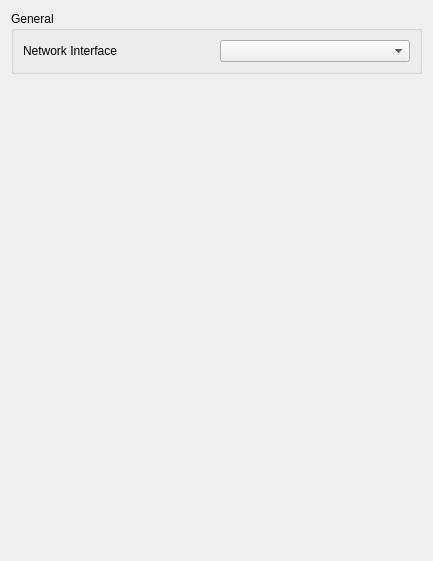
This is src/citron/configuration/configure_network.ui in citron-neo/emulator as Qt 5 draws it before an edit. The edited form follows.
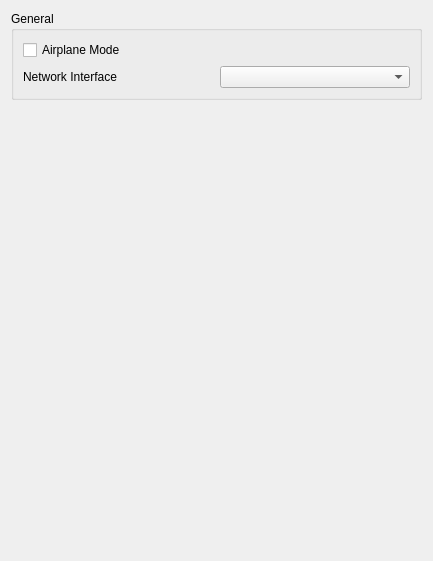
This is the edited form.

Commit message:
fix: Multiplayer network fixes and airplane mode
- Auto-select network interface for direct connect/host room
- Always recreate ENet client on join for fresh bindings
- Add airplane mode toggle (Desktop & Android)
- Fix JWT verification with empty verify_uid
- Improve content-type handling for JWT endpoints

Patch:
```diff
--- a/src/citron/configuration/configure_network.ui
+++ b/src/citron/configuration/configure_network.ui
@@ -25,6 +25,16 @@
         <string>General</string>
        </property>
        <layout class="QGridLayout" name="gridLayout_2">
+        <item row="0" column="0">
+         <widget class="QCheckBox" name="airplane_mode">
+          <property name="text">
+           <string>Airplane Mode</string>
+          </property>
+          <property name="toolTip">
+           <string>Disable all network functionality, similar to Nintendo Switch airplane mode</string>
+          </property>
+         </widget>
+        </item>
         <item row="1" column="1">
          <widget class="QComboBox" name="network_interface"/>
         </item>
```
The commit also changes 15 other files.
